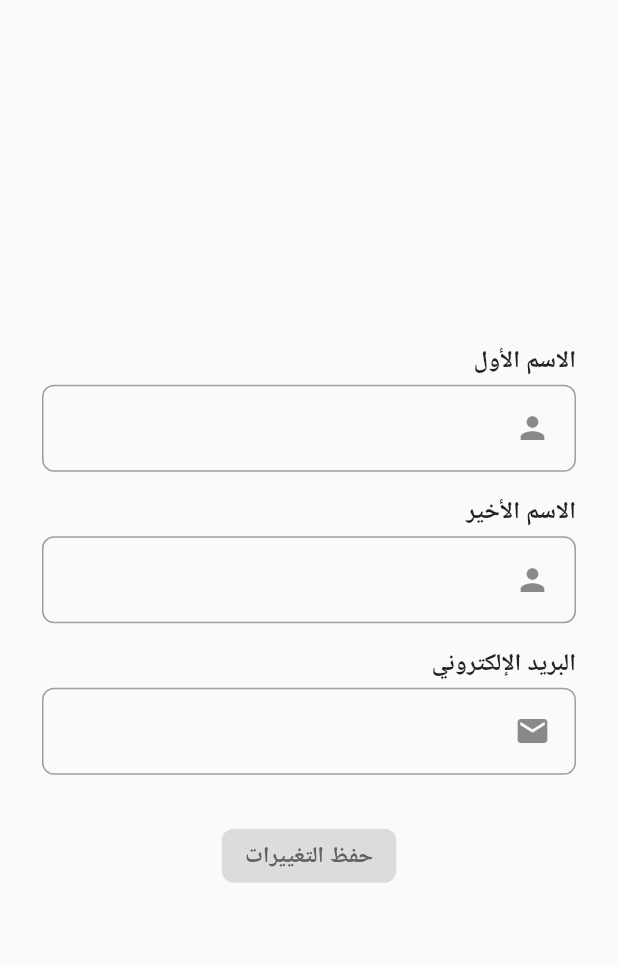
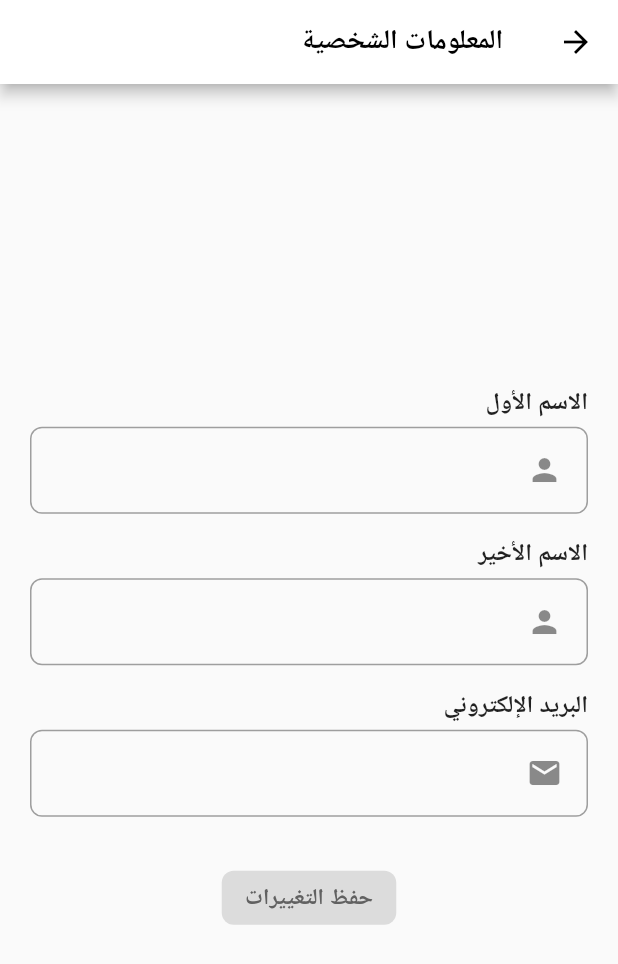
Before and after one commit to Nourahhh/2023-GP1-04, a Flutter app: the profilePage screen opened directly, on a phone screen of 412 x 824 dp. Shown: the top 964 px of the screen. Run offline on Flutter 3.47's test engine with Material 2 defaults, Android fonts, the phone set to English and light mode, and no system bars; our stand-ins replace awesome_dialog, awesome_notifications, cloud_firestore, connectivity_plus, firebase_auth, firebase_core and 4 more; accounts and stored records are empty; network calls fail.

Commit message:
profile page

```diff
--- a/lib/screens/profile_screen.dart
+++ b/lib/screens/profile_screen.dart
@@ -3,6 +3,8 @@ import 'package:firebase_auth/firebase_auth.dart';
 import 'package:cloud_firestore/cloud_firestore.dart';
 import 'package:google_fonts/google_fonts.dart';
 import 'package:naqi_app/firebase.dart';
+
+import '../indoorAirQuality.dart';
 //import 'package:naqi_app/indoorAirQuality.dart';
 
 class profilePage extends StatefulWidget {
@@ -13,7 +15,7 @@ class profilePage extends StatefulWidget {
 }
 
 class _profilePageState extends State<profilePage> {
-  //IndoorAirQuality indoorAirQuality = IndoorAirQuality();
+ IndoorAirQuality indoorAirQuality = IndoorAirQuality();
 String originalFirstName = FirebaseService.first_name ?? "";
   String originalLastName = FirebaseService.last_name ?? "";
   bool changesMade = false; // Add a boolean variable to track changes
@@ -39,12 +41,21 @@ class _profilePageState extends State<profilePage> {
 
   @override
   Widget build(BuildContext context) {
-    return Center(
+    return Scaffold(
+      appBar: AppBar(
+        title: Text(
+          ' المعلومات الشخصية ',
+          style: TextStyle(fontSize: 18),
+        ),
+        backgroundColor: Colors.white,
+        leading: IconButton(
+          icon: Icon(Icons.arrow_back, color: Colors.black),
+          onPressed: () => Navigator.of(context).pop(),
+        ),
+      ),
+      body: SafeArea(
+        child: Center(
             child: SingleChildScrollView(
-      child: Column(
-        children: [
-          Padding(
-            padding: const EdgeInsets.all(8.0),
           child: Column(
             children: [
               Padding(
@@ -256,9 +267,8 @@ class _profilePageState extends State<profilePage> {
                 ),
             ],
           ),
+        )),
       ),
-        ],
-      ),
-    ));
+    );
   }
 }
```
Lines whose indentation alone changed are shown as unchanged.
